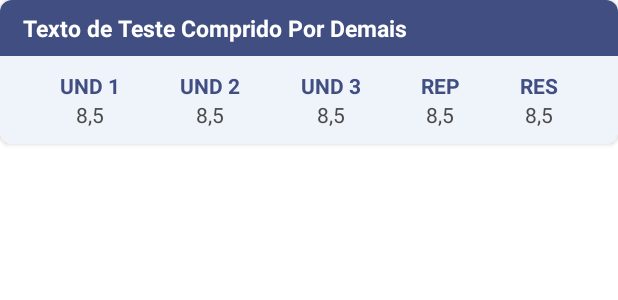
After one commit to perotedev/SIGAA_Mobile, an Android app: the layout card_notas.xml on its own in the app's theme, with its tools: preview values and no code run, on a phone screen of 412 x 824 dp. The commit adds this screen. Shown: the top 300 px of the screen. Run offline under Robolectric (Android 15) with nearby library versions, the phone set to English and light mode, and no system bars.

Commit message:
Adicionado layout do card de notas

```diff
--- /dev/null
+++ b/app/src/main/res/layout/card_notas.xml
@@ -0,0 +1,181 @@
+<?xml version="1.0" encoding="utf-8"?>
+<androidx.cardview.widget.CardView
+    xmlns:android="http://schemas.android.com/apk/res/android"
+    android:layout_width="match_parent"
+    android:layout_height="wrap_content"
+    xmlns:app="http://schemas.android.com/apk/res-auto"
+    android:id="@+id/card_notas"
+    android:layout_marginBottom="15dp"
+    app:cardCornerRadius="8dp"
+    android:elevation="2dp"
+    app:cardElevation="2dp">
+
+    <RelativeLayout
+        android:layout_width="match_parent"
+        android:layout_height="wrap_content">
+
+        <RelativeLayout
+            android:id="@+id/bg_title_card_nota"
+            android:layout_width="match_parent"
+            android:layout_height="wrap_content"
+            android:background="?colorAccent">
+
+            <TextView
+                android:id="@+id/title_card_nota"
+                android:layout_width="match_parent"
+                android:layout_height="wrap_content"
+                android:text="@string/teste_plus_plus"
+                android:textStyle="bold"
+                android:textColor="?colorOnPrimary"
+                android:paddingHorizontal="15dp"
+                android:paddingVertical="8dp"
+                android:textSize="15sp"
+                android:layout_centerInParent="true"/>
+        </RelativeLayout>
+
+        <androidx.constraintlayout.widget.ConstraintLayout
+            android:id="@+id/bg_content_card_nota"
+            android:layout_below="@+id/bg_title_card_nota"
+            android:layout_width="match_parent"
+            android:layout_height="wrap_content"
+            android:background="?colorOnBackground"
+            android:paddingVertical="10dp">
+
+            <RelativeLayout
+                android:id="@+id/relative1"
+                android:layout_width="wrap_content"
+                android:layout_height="wrap_content"
+                app:layout_constraintStart_toStartOf="parent"
+                app:layout_constraintTop_toTopOf="parent"
+                app:layout_constraintBottom_toBottomOf="parent"
+                app:layout_constraintEnd_toStartOf="@+id/relative2">
+
+                <TextView
+                    android:id="@+id/title_nota1"
+                    android:layout_width="wrap_content"
+                    android:layout_height="wrap_content"
+                    android:text="@string/und1"
+                    android:textStyle="bold"
+                    android:textColor="?colorAccent"
+                    android:layout_centerHorizontal="true"/>
+
+                <TextView
+                    android:id="@+id/content_nota1"
+                    android:layout_below="@+id/title_nota1"
+                    android:layout_width="wrap_content"
+                    android:layout_height="wrap_content"
+                    android:text="@string/teste_nota"
+                    android:layout_centerHorizontal="true"/>
+            </RelativeLayout>
+
+            <RelativeLayout
+                android:id="@+id/relative2"
+                android:layout_width="wrap_content"
+                android:layout_height="wrap_content"
+                app:layout_constraintStart_toEndOf="@+id/relative1"
+                app:layout_constraintTop_toTopOf="parent"
+                app:layout_constraintBottom_toBottomOf="parent"
+                app:layout_constraintEnd_toStartOf="@id/relative3">
+
+                <TextView
+                    android:id="@+id/title_nota2"
+                    android:layout_width="wrap_content"
+                    android:layout_height="wrap_content"
+                    android:text="@string/und2"
+                    android:textStyle="bold"
+                    android:textColor="?colorAccent"
+                    android:layout_centerHorizontal="true"/>
+
+                <TextView
+                    android:id="@+id/content_nota2"
+                    android:layout_below="@+id/title_nota2"
+                    android:layout_width="wrap_content"
+                    android:layout_height="wrap_content"
+                    android:text="@string/teste_nota"
+                    android:layout_centerHorizontal="true"/>
+            </RelativeLayout>
+
+            <RelativeLayout
+                android:id="@+id/relative3"
+                android:layout_width="wrap_content"
+                android:layout_height="wrap_content"
+                app:layout_constraintStart_toEndOf="@+id/relative2"
+                app:layout_constraintTop_toTopOf="parent"
+                app:layout_constraintBottom_toBottomOf="parent"
+                app:layout_constraintEnd_toStartOf="@+id/relative4">
+
+                <TextView
+                    android:id="@+id/title_nota3"
+                    android:layout_width="wrap_content"
+                    android:layout_height="wrap_content"
+                    android:text="@string/und3"
+                    android:textStyle="bold"
+                    android:textColor="?colorAccent"
+                    android:layout_centerHorizontal="true"/>
+
+                <TextView
+                    android:id="@+id/content_nota3"
+                    android:layout_below="@+id/title_nota3"
+                    android:layout_width="wrap_content"
+                    android:layout_height="wrap_content"
+                    android:text="@string/teste_nota"
+                    android:layout_centerHorizontal="true"/>
+            </RelativeLayout>
+
+            <RelativeLayout
+                android:id="@+id/relative4"
+                android:layout_width="wrap_content"
+                android:layout_height="wrap_content"
+                app:layout_constraintStart_toEndOf="@+id/relative3"
+                app:layout_constraintTop_toTopOf="parent"
+                app:layout_constraintBottom_toBottomOf="parent"
+                app:layout_constraintEnd_toStartOf="@+id/relative5">
+
+                <TextView
+                    android:id="@+id/title_rep"
+                    android:layout_width="wrap_content"
+                    android:layout_height="wrap_content"
+                    android:text="@string/rep"
+                    android:textStyle="bold"
+                    android:textColor="?colorAccent"
+                    android:layout_centerHorizontal="true"/>
+
+                <TextView
+                    android:id="@+id/content_rep"
+                    android:layout_below="@+id/title_rep"
+                    android:layout_width="wrap_content"
+                    android:layout_height="wrap_content"
+                    android:text="@string/teste_nota"
+                    android:layout_centerHorizontal="true"/>
+            </RelativeLayout>
+
+            <RelativeLayout
+                android:id="@+id/relative5"
+                android:layout_width="wrap_content"
+                android:layout_height="wrap_content"
+                app:layout_constraintStart_toEndOf="@+id/relative4"
+                app:layout_constraintTop_toTopOf="parent"
+                app:layout_constraintBottom_toBottomOf="parent"
+                app:layout_constraintEnd_toEndOf="parent">
+
+                <TextView
+                    android:id="@+id/title_res"
+                    android:layout_width="wrap_content"
+                    android:layout_height="wrap_content"
+                    android:text="@string/res"
+                    android:textStyle="bold"
+                    android:textColor="?colorAccent"
+                    android:layout_centerHorizontal="true"/>
+
+                <TextView
+                    android:id="@+id/content_res"
+                    android:layout_below="@+id/title_res"
+                    android:layout_width="wrap_content"
+                    android:layout_height="wrap_content"
+                    android:text="@string/teste_nota"
+                    android:layout_centerHorizontal="true"/>
+            </RelativeLayout>
+        </androidx.constraintlayout.widget.ConstraintLayout>
+
+    </RelativeLayout>
+</androidx.cardview.widget.CardView>
--- a/app/src/main/res/layout/fragment_notas.xml
+++ b/app/src/main/res/layout/fragment_notas.xml
@@ -1,14 +1,22 @@
 <?xml version="1.0" encoding="utf-8"?>
-<FrameLayout xmlns:android="http://schemas.android.com/apk/res/android"
+<androidx.core.widget.NestedScrollView
+    xmlns:android="http://schemas.android.com/apk/res/android"
     xmlns:tools="http://schemas.android.com/tools"
     android:layout_width="match_parent"
     android:layout_height="match_parent"
     tools:context=".ui.main.NotasFragment">
 
-    <!-- TODO: Update blank fragment layout -->
-    <TextView
+    <RelativeLayout
         android:layout_width="match_parent"
-        android:layout_height="match_parent"
-        android:text="@string/hello_blank_fragment" />
+        android:layout_height="wrap_content"
+        android:layout_marginHorizontal="15dp"
+        android:paddingTop="15dp">
 
-</FrameLayout>
+        <androidx.recyclerview.widget.RecyclerView
+            android:id="@+id/recycler_view_notas"
+            android:layout_width="match_parent"
+            android:layout_height="wrap_content"
+            tools:listitem="@layout/card_notas"/>
+
+    </RelativeLayout>
+</androidx.core.widget.NestedScrollView>
--- a/app/src/main/res/values-night/themes.xml
+++ b/app/src/main/res/values-night/themes.xml
@@ -12,7 +12,7 @@
         <item name="android:statusBarColor">?attr/colorButtonNormal</item>
         <!-- Customize your theme here. -->
         <item name="colorOnBackground">?attr/colorButtonNormal</item>
-        <item name="colorAccent">@color/white</item>
+        <item name="colorAccent">@color/bg_light</item>
         <item name="android:textColor">@color/white</item>
     </style>s
 </resources>
--- a/app/src/main/res/values/colors.xml
+++ b/app/src/main/res/values/colors.xml
@@ -1,7 +1,8 @@
 <?xml version="1.0" encoding="utf-8"?>
 <resources>
     <color name="blueSigaa">#404E82</color>
-    <color name="blueSecondarySigaa">#C4D2EB</color>
+<!--    <color name="blueSecondarySigaa">#C4D2EB</color>-->
+    <color name="blueSecondarySigaa">#EFF3FA</color>
     <color name="bgSigaa">#EFF3FA</color>
     <color name="bgError">#ED3338</color>
     <color name="black">#FF000000</color>
@@ -9,4 +10,5 @@
     <color name="bg_dark">#2c2c2c</color>
     <color name="transparent">#80000000</color>
     <color name="text_dark">#4A4A4A</color>
+    <color name="bg_light">#EFF3FA</color>
 </resources>
--- a/app/src/main/res/values/strings.xml
+++ b/app/src/main/res/values/strings.xml
@@ -33,6 +33,13 @@
     <string name="atividades">Atividades</string>
     <string name="documentos">Documentos</string>
 
+    <!--  Tela Ver Notas  -->
+    <string name="und1">UND 1</string>
+    <string name="und2">UND 2</string>
+    <string name="und3">UND 3</string>
+    <string name="rep">REP</string>
+    <string name="res">RES</string>
+
     <!--  Descrições  -->
     <string name="desc_btn_voltar">Botão de Voltar</string>
     <string name="desc_btn_main_menu">Botão do Menu Lateral</string>
@@ -43,6 +50,7 @@
     <string name="teste_plus">Texto de Teste Comprido</string>
     <string name="teste_plus_plus">Texto de Teste Comprido Por Demais</string>
     <string name="teste_numero">8,0171</string>
+    <string name="teste_nota">8,5</string>
     <string name="app_version">V1.0.0</string>
     <!-- TODO: Remove or change this placeholder text -->
     <string name="hello_blank_fragment">Hello blank fragment</string>
```
